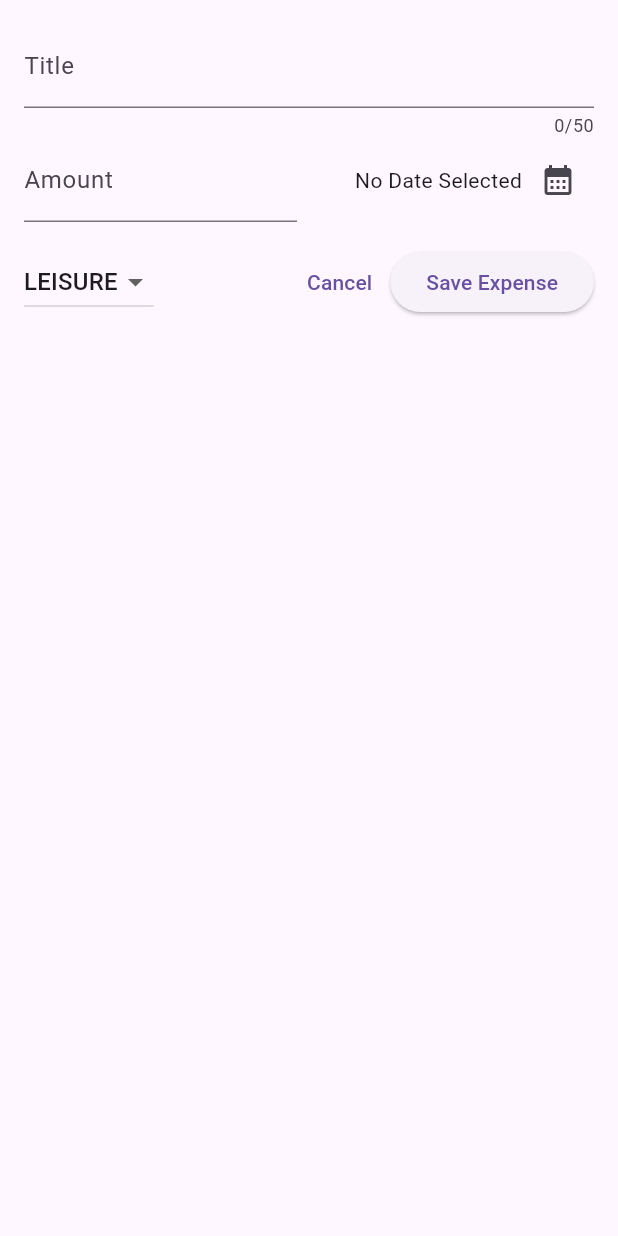
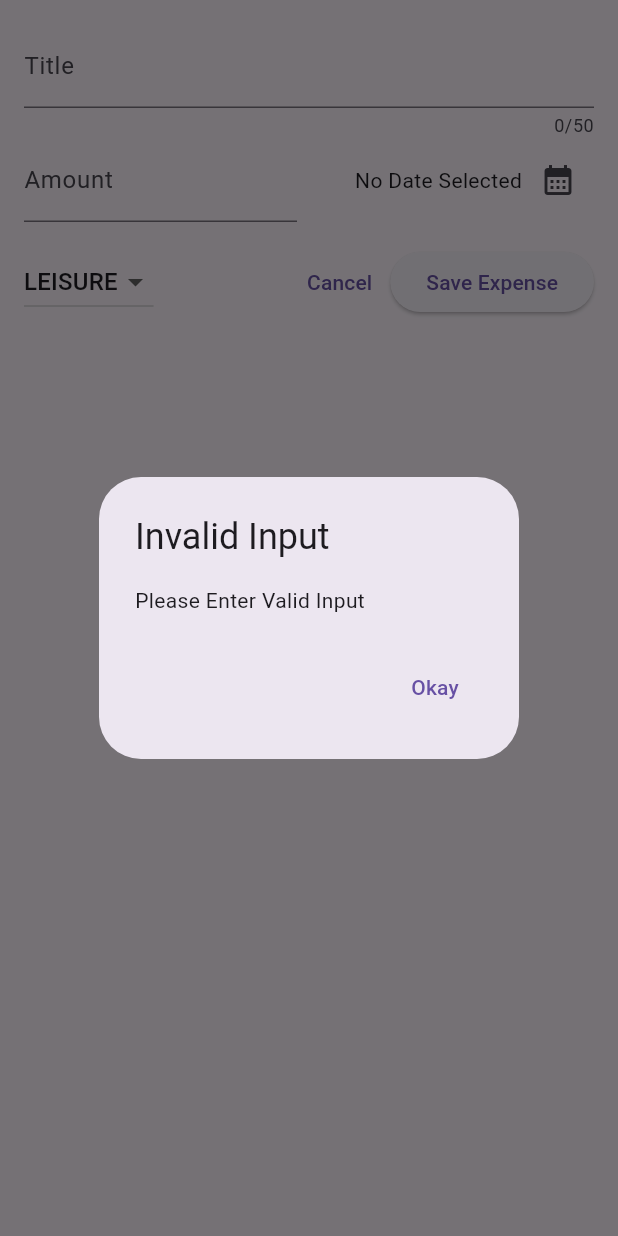
Before and after one commit to Slygoross/expense-tracker, a Flutter app: the NewExpense widget shown alone on an empty page, opened directly, after a tap on "Save Expense", on a phone screen of 412 x 824 dp. Run offline on Flutter 3.47's test engine with Material 3 defaults, Android fonts, the phone set to English and light mode, and no system bars.

Commit message:
Video 117 - Validation User Input and showing error dialog

```diff
--- a/lib/Widgets/new_expense.dart
+++ b/lib/Widgets/new_expense.dart
@@ -28,6 +28,32 @@ class _NewExpenseState extends State<NewExpense> {
     setState(() {
       _selectedDate = pickedDate;
     });
+  }
+
+  void _submitExpenseData() {
+    final enteredAmount = double.tryParse(
+        _amountController.text); // for converting string to double
+    final amountIsInvalid = enteredAmount == null || enteredAmount <= 0;
+    if (_titleController.text.isEmpty ||
+        amountIsInvalid ||
+        _selectedDate == null) {
+      showDialog(
+        context: context,
+        builder: (ctx) => AlertDialog(
+          title: const Text('Invalid Input'),
+          content: const Text('Please Enter Valid Input'),
+          actions: [
+            TextButton(
+              onPressed: () {
+                Navigator.pop(ctx);
+              },
+              child: const Text('Okay'),
+            ),
+          ],
+        ),
+      );
+      return;
+    }
   }
 
   // Dispose method here is used to clear out the memory so that controller doesnt keep stuff in memory
@@ -123,10 +149,7 @@ class _NewExpenseState extends State<NewExpense> {
                 child: const Text('Cancel'),
               ),
               ElevatedButton(
-                  onPressed: () {
-                    print(_titleController.text);
-                    print(_amountController.text);
-                  },
+                  onPressed: _submitExpenseData,
                   child: const Text('Save Expense')),
             ],
           )
```
